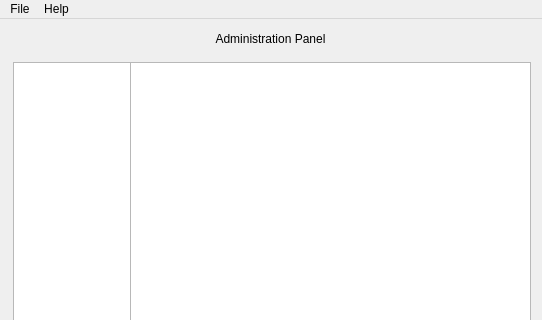
Old version of the form adminwindow.ui in the repository luigiacuna/UB-GUI-OOP-Final-Project; both pictures show x 0 to 542 and y 0 to 320 of the 542 by 600 pixel window.
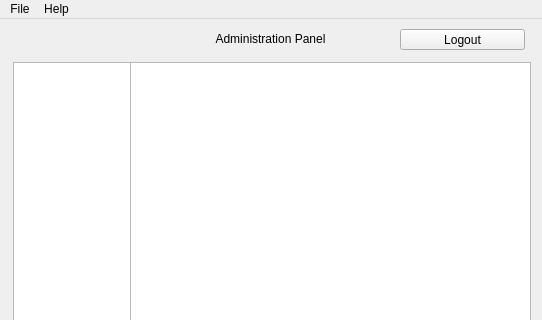
New version of the form.

```diff
--- a/adminwindow.ui
+++ b/adminwindow.ui
@@ -116,6 +116,19 @@
      </rect>
     </property>
    </widget>
+   <widget class="QPushButton" name="Logout">
+    <property name="geometry">
+     <rect>
+      <x>400</x>
+      <y>10</y>
+      <width>125</width>
+      <height>21</height>
+     </rect>
+    </property>
+    <property name="text">
+     <string>Logout</string>
+    </property>
+   </widget>
   </widget>
   <widget class="QMenuBar" name="menubar">
    <property name="geometry">
```
Left out of the diff: 2 changed lines with no effect on the pictures.
